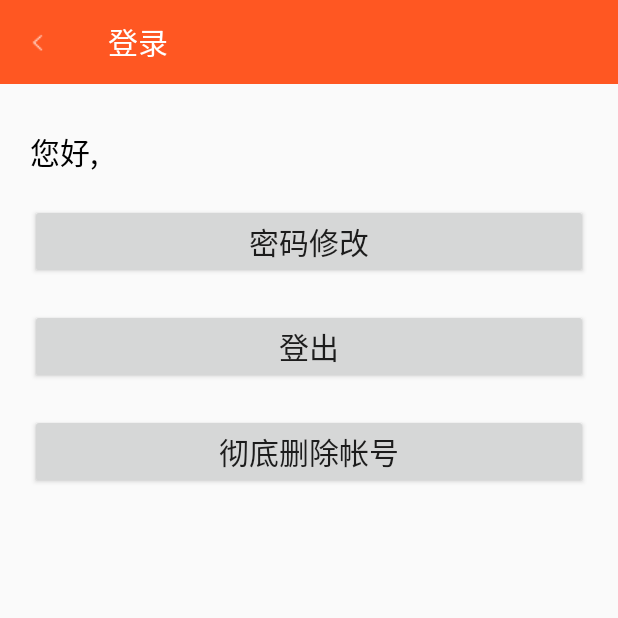
After one commit to haruue-archive/Login0, an Android app: the AccountActivity screen opened directly, with no data from a screen before it, on a phone screen of 412 x 824 dp, the top half of it. The commit adds this screen. Run offline under Robolectric (Android 15) with nearby library versions, the phone set to English and light mode, and no system bars; 3 statements that could not run were skipped.

Commit message:
增加自动登录、还有只做了一半的用户账户管理，睡觉先。。。

```diff
--- a/app/src/main/AndroidManifest.xml
+++ b/app/src/main/AndroidManifest.xml
@@ -29,6 +29,11 @@
 
         </activity>
 
+        <activity
+            android:name=".AccountActivity"
+            android:label="AccountActivity">
+
+        </activity>
     </application>
 
 </manifest>
--- /dev/null
+++ b/app/src/main/java/cn/com/caoyue/login0/AccountActivity.java
@@ -0,0 +1,103 @@
+package cn.com.caoyue.login0;
+
+import android.app.Dialog;
+import android.content.Context;
+import android.content.DialogInterface;
+import android.content.Intent;
+import android.content.SharedPreferences;
+import android.database.Cursor;
+import android.database.sqlite.SQLiteDatabase;
+import android.os.Bundle;
+import android.support.v7.app.AlertDialog;
+import android.support.v7.app.AppCompatActivity;
+import android.support.v7.widget.Toolbar;
+import android.util.Log;
+import android.view.View;
+import android.widget.Button;
+import android.widget.TextView;
+import android.widget.Toast;
+
+public class AccountActivity extends AppCompatActivity {
+
+    @Override
+    protected void onCreate(Bundle savedInstanceState) {
+        super.onCreate(savedInstanceState);
+        ActivityCollector.addActivity(this);
+        setContentView(R.layout.activity_account);
+        //Toolbar 相关
+        Toolbar toolbarWithBack = (Toolbar) findViewById(R.id.toolbar_with_back_inAccount);
+        toolbarWithBack.setTitle(R.string.login);
+        setSupportActionBar(toolbarWithBack);
+        toolbarWithBack.setNavigationIcon(R.mipmap.return_icon);
+        toolbarWithBack.setNavigationOnClickListener(new View.OnClickListener() {
+            @Override
+            public void onClick(View v) {
+                ActivityCollector.finishAll();
+            }
+        });
+        //昵称显示
+        final String username = getIntent().getStringExtra("username");
+        UserDatabase userDatabase = new UserDatabase(AccountActivity.this, "UserDatabase.db", null, 2);
+        SQLiteDatabase db = userDatabase.getWritableDatabase();
+        Cursor cursor = db.query("UserDatabase", new String[]{"username", "nickname"}, "username=?", new String[]{username}, null, null, null);
+        if (!cursor.moveToFirst()) {
+            Toast.makeText(getApplicationContext(), R.string.database_error, Toast.LENGTH_LONG).show();
+            cursor.close();
+            finish();
+            LoginActivity.actionStart(AccountActivity.this, username, "", true);
+            return;
+        }
+        String nickname = cursor.getString(cursor.getColumnIndex("nickname"));
+        ((TextView) findViewById(R.id.account_info_username)).setText(nickname);
+        //[登出]按钮
+        ((Button) findViewById(R.id.button_logout)).setOnClickListener(new View.OnClickListener() {
+            @Override
+            public void onClick(View v) {
+                //清除 SharedPreferences 信息
+                SharedPreferences.Editor editor = getSharedPreferences("userinfo", MODE_PRIVATE).edit();
+                editor.remove("username");
+                editor.remove("password");
+                editor.apply();
+                Toast.makeText(getApplicationContext(), R.string.logout_success, Toast.LENGTH_SHORT).show();
+                //返回登陆界面
+                finish();
+                LoginActivity.actionStart(AccountActivity.this, username, "", true);
+            }
+        });
+        //[彻底删除帐号]按钮
+        ((Button) findViewById(R.id.button_delete_account)).setOnClickListener(new View.OnClickListener() {
+            @Override
+            public void onClick(View v) {
+                //显示对话框
+                AlertDialog.Builder builder = new AlertDialog.Builder(AccountActivity.this);
+                builder.setTitle(R.string.delete_account);
+                builder.setMessage(R.string.delete_account_warning);
+                builder.setPositiveButton("是", new DialogInterface.OnClickListener() {
+                    @Override
+                    public void onClick(DialogInterface dialog, int which) {
+                        //TODO: 从数据表中删除用户
+
+                        dialog.dismiss();
+                        Toast.makeText(getApplicationContext(), R.string.delete_account_success, Toast.LENGTH_SHORT).show();
+                        AccountActivity.this.finish();
+                        LoginActivity.actionStart(AccountActivity.this, "", "", true);
+                    }
+                });
+                builder.setNegativeButton("否", new DialogInterface.OnClickListener() {
+                    @Override
+                    public void onClick(DialogInterface dialog, int which) {
+                        dialog.dismiss();
+                    }
+                });
+                builder.create().show();
+            }
+        });
+    }
+
+    //活动启动器
+    public static void actionStart(Context context, String username) {
+        Intent intent = new Intent(context, AccountActivity.class);
+        intent.putExtra("username", username);
+        context.startActivity(intent);
+    }
+}
--- /dev/null
+++ b/app/src/main/res/layout/activity_account.xml
@@ -0,0 +1,72 @@
+<?xml version="1.0" encoding="utf-8"?>
+<RelativeLayout xmlns:android="http://schemas.android.com/apk/res/android"
+    android:layout_width="match_parent"
+    android:layout_height="match_parent">
+
+    <include
+        android:id="@+id/toolbar_with_back_inAccount"
+        layout="@layout/toolbar_with_back" />
+
+    <TextView
+        android:id="@+id/account_hello"
+        android:layout_width="wrap_content"
+        android:layout_height="wrap_content"
+        android:layout_below="@id/toolbar_with_back_inAccount"
+        android:layout_marginTop="30dp"
+        android:layout_marginBottom="10dp"
+        android:layout_marginLeft="20dp"
+        android:layout_marginRight="5dp"
+        android:text="@string/hello"
+        android:textSize="20sp"
+        android:textColor="@color/black" />
+
+    <TextView
+        android:id="@+id/account_info_username"
+        android:layout_width="wrap_content"
+        android:layout_height="wrap_content"
+        android:layout_below="@id/toolbar_with_back_inAccount"
+        android:layout_toEndOf="@+id/account_hello"
+        android:layout_marginTop="30dp"
+        android:layout_marginBottom="10dp"
+        android:layout_marginLeft="5dp"
+        android:text="@string/blank"
+        android:textSize="20sp"
+        android:textColor="@color/black" />
+
+    <Button
+        android:id="@+id/button_change_password"
+        android:layout_width="match_parent"
+        android:layout_height="wrap_content"
+        android:layout_below="@id/account_hello"
+        android:layout_marginTop="10dp"
+        android:layout_marginBottom="10dp"
+        android:layout_marginLeft="20dp"
+        android:layout_marginRight="20dp"
+        android:text="@string/change_password"
+        android:textSize="20sp" />
+
+    <Button
+        android:id="@+id/button_logout"
+        android:layout_width="match_parent"
+        android:layout_height="wrap_content"
+        android:layout_below="@id/button_change_password"
+        android:layout_marginTop="10dp"
+        android:layout_marginBottom="10dp"
+        android:layout_marginLeft="20dp"
+        android:layout_marginRight="20dp"
+        android:text="@string/logout"
+        android:textSize="20sp" />
+
+    <Button
+        android:id="@+id/button_delete_account"
+        android:layout_width="match_parent"
+        android:layout_height="wrap_content"
+        android:layout_below="@id/button_logout"
+        android:layout_marginTop="10dp"
+        android:layout_marginBottom="10dp"
+        android:layout_marginLeft="20dp"
+        android:layout_marginRight="20dp"
+        android:text="@string/delete_account"
+        android:textSize="20sp" />
+
+</RelativeLayout>
--- a/app/src/main/res/values/colors.xml
+++ b/app/src/main/res/values/colors.xml
@@ -5,4 +5,5 @@
     <color name="colorAccent">#4DAF51</color>
     <color name="colorButtonText">#4DAF51</color>
     <color name="colorWarning">#FF0000</color>
+    <color name="black">#000000</color>
 </resources>
--- a/app/src/main/res/values/strings.xml
+++ b/app/src/main/res/values/strings.xml
@@ -23,4 +23,13 @@
     <string name="login_success">登录成功！</string>
     <string name="login_failed_username_or_password_error">用户名或密码错误</string>
     <string name="register_success">注册成功！</string>
+    <string name="account_manage">账户管理</string>
+    <string name="change_password">密码修改</string>
+    <string name="logout">登出</string>
+    <string name="hello">您好,</string>
+    <string name="delete_account">彻底删除帐号</string>
+    <string name="database_error">您可能是游戏修改软件的受害者！</string>
+    <string name="logout_success">您已成功登出！</string>
+    <string name="delete_account_warning">此操作将会把你的帐号资料从数据库彻底删除，除非您重新注册，您将无法使用该帐号进行登录，是否继续？</string>
+    <string name="delete_account_success">帐号删除成功！</string>
 </resources>
```
Also changed, not shown: app/src/main/java/cn/com/caoyue/login0/LoginActivity.java (+10 -3 lines), app/src/main/java/cn/com/caoyue/login0/MainActivity.java (+28 -7 lines), app/src/main/res/layout/activity_main.xml (deleted, +0 -19 lines).
